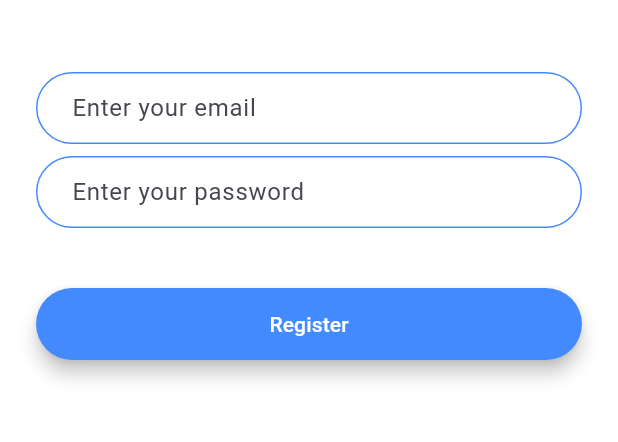
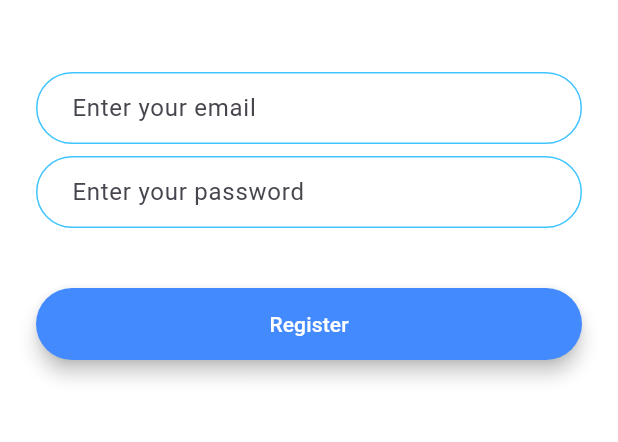
Before and after one commit to ragar3/Flutter-Bootcamp, a Flutter app: the screen it shows after launch, after a tap on "Register", on a phone screen of 412 x 824 dp, the part 576-1018 px from its top. Run offline on Flutter 3.47's test engine with Material 2 defaults, Android fonts, the phone set to English and light mode, and no system bars; our stand-ins replace animated_text_kit, flutter_spinkit, font_awesome_flutter, geolocator, rflutter_alert.

Commit message:
lessons 175-177

```diff
--- a/flash_chat/lib/constants.dart
+++ b/flash_chat/lib/constants.dart
@@ -17,3 +17,19 @@ const kMessageContainerDecoration = BoxDecoration(
     top: BorderSide(color: Colors.lightBlueAccent, width: 2.0),
   ),
 );
+
+const kTextFieldDecoration = InputDecoration(
+  hintText: 'Enter your email',
+  contentPadding: EdgeInsets.symmetric(vertical: 10.0, horizontal: 20.0),
+  border: OutlineInputBorder(
+    borderRadius: BorderRadius.all(Radius.circular(32.0)),
+  ),
+  enabledBorder: OutlineInputBorder(
+    borderSide: BorderSide(color: Colors.lightBlueAccent, width: 1.0),
+    borderRadius: BorderRadius.all(Radius.circular(32.0)),
+  ),
+  focusedBorder: OutlineInputBorder(
+    borderSide: BorderSide(color: Colors.lightBlueAccent, width: 2.0),
+    borderRadius: BorderRadius.all(Radius.circular(32.0)),
+  ),
+);
--- /dev/null
+++ b/flash_chat/lib/rounded_button.dart
@@ -0,0 +1,33 @@
+import 'package:flutter/material.dart';
+
+class RoundedButton extends StatelessWidget {
+  RoundedButton(
+      {required this.label, required this.color, required this.onPressed});
+
+  final String label;
+  final Color color;
+  final void Function() onPressed;
+
+  @override
+  Widget build(BuildContext context) {
+    return Padding(
+      padding: EdgeInsets.symmetric(vertical: 16.0),
+      child: Material(
+        elevation: 5.0,
+        color: this.color,
+        borderRadius: BorderRadius.circular(30.0),
+        child: MaterialButton(
+          onPressed: onPressed,
+          minWidth: 200.0,
+          height: 42.0,
+          child: Text(
+            label,
+            style: TextStyle(
+              color: Colors.white,
+            ),
+          ),
+        ),
+      ),
+    );
+  }
+}
--- a/flash_chat/lib/screens/login_screen.dart
+++ b/flash_chat/lib/screens/login_screen.dart
@@ -1,4 +1,7 @@
+import 'package:flash_chat/rounded_button.dart';
 import 'package:flutter/material.dart';
+
+import '../constants.dart';
 
 class LoginScreen extends StatefulWidget {
   static const String id = '/login';
@@ -32,24 +35,7 @@ class _LoginScreenState extends State<LoginScreen> {
               onChanged: (value) {
                 //Do something with the user input.
               },
-              decoration: InputDecoration(
-                hintText: 'Enter your email',
-                contentPadding:
-                    EdgeInsets.symmetric(vertical: 10.0, horizontal: 20.0),
-                border: OutlineInputBorder(
-                  borderRadius: BorderRadius.all(Radius.circular(32.0)),
-                ),
-                enabledBorder: OutlineInputBorder(
-                  borderSide:
-                      BorderSide(color: Colors.lightBlueAccent, width: 1.0),
-                  borderRadius: BorderRadius.all(Radius.circular(32.0)),
-                ),
-                focusedBorder: OutlineInputBorder(
-                  borderSide:
-                      BorderSide(color: Colors.lightBlueAccent, width: 2.0),
-                  borderRadius: BorderRadius.all(Radius.circular(32.0)),
-                ),
-              ),
+              decoration: kTextFieldDecoration,
             ),
             SizedBox(
               height: 8.0,
@@ -58,45 +44,17 @@ class _LoginScreenState extends State<LoginScreen> {
               onChanged: (value) {
                 //Do something with the user input.
               },
-              decoration: InputDecoration(
-                hintText: 'Enter your password.',
-                contentPadding:
-                    EdgeInsets.symmetric(vertical: 10.0, horizontal: 20.0),
-                border: OutlineInputBorder(
-                  borderRadius: BorderRadius.all(Radius.circular(32.0)),
-                ),
-                enabledBorder: OutlineInputBorder(
-                  borderSide:
-                      BorderSide(color: Colors.lightBlueAccent, width: 1.0),
-                  borderRadius: BorderRadius.all(Radius.circular(32.0)),
-                ),
-                focusedBorder: OutlineInputBorder(
-                  borderSide:
-                      BorderSide(color: Colors.lightBlueAccent, width: 2.0),
-                  borderRadius: BorderRadius.all(Radius.circular(32.0)),
-                ),
+              decoration: kTextFieldDecoration.copyWith(
+                hintText: 'Enter your password',
               ),
             ),
             SizedBox(
               height: 24.0,
             ),
-            Padding(
-              padding: EdgeInsets.symmetric(vertical: 16.0),
-              child: Material(
-                color: Colors.lightBlueAccent,
-                borderRadius: BorderRadius.all(Radius.circular(30.0)),
-                elevation: 5.0,
-                child: MaterialButton(
-                  onPressed: () {
-                    //Implement login functionality.
-                  },
-                  minWidth: 200.0,
-                  height: 42.0,
-                  child: Text(
-                    'Log In',
-                  ),
-                ),
-              ),
+            RoundedButton(
+              label: 'Log In',
+              color: Colors.lightBlueAccent,
+              onPressed: () {},
             ),
           ],
         ),
--- a/flash_chat/lib/screens/registration_screen.dart
+++ b/flash_chat/lib/screens/registration_screen.dart
@@ -1,4 +1,7 @@
+import 'package:flash_chat/rounded_button.dart';
 import 'package:flutter/material.dart';
+
+import '../constants.dart';
 
 class RegistrationScreen extends StatefulWidget {
   static const String id = '/register';
@@ -32,22 +35,7 @@ class _RegistrationScreenState extends State<RegistrationScreen> {
               onChanged: (value) {
                 //Do something with the user input.
               },
-              decoration: InputDecoration(
-                hintText: 'Enter your email',
-                contentPadding:
-                    EdgeInsets.symmetric(vertical: 10.0, horizontal: 20.0),
-                border: OutlineInputBorder(
-                  borderRadius: BorderRadius.all(Radius.circular(32.0)),
-                ),
-                enabledBorder: OutlineInputBorder(
-                  borderSide: BorderSide(color: Colors.blueAccent, width: 1.0),
-                  borderRadius: BorderRadius.all(Radius.circular(32.0)),
-                ),
-                focusedBorder: OutlineInputBorder(
-                  borderSide: BorderSide(color: Colors.blueAccent, width: 2.0),
-                  borderRadius: BorderRadius.all(Radius.circular(32.0)),
-                ),
-              ),
+              decoration: kTextFieldDecoration,
             ),
             SizedBox(
               height: 8.0,
@@ -56,44 +44,17 @@ class _RegistrationScreenState extends State<RegistrationScreen> {
               onChanged: (value) {
                 //Do something with the user input.
               },
-              decoration: InputDecoration(
+              decoration: kTextFieldDecoration.copyWith(
                 hintText: 'Enter your password',
-                contentPadding:
-                    EdgeInsets.symmetric(vertical: 10.0, horizontal: 20.0),
-                border: OutlineInputBorder(
-                  borderRadius: BorderRadius.all(Radius.circular(32.0)),
-                ),
-                enabledBorder: OutlineInputBorder(
-                  borderSide: BorderSide(color: Colors.blueAccent, width: 1.0),
-                  borderRadius: BorderRadius.all(Radius.circular(32.0)),
-                ),
-                focusedBorder: OutlineInputBorder(
-                  borderSide: BorderSide(color: Colors.blueAccent, width: 2.0),
-                  borderRadius: BorderRadius.all(Radius.circular(32.0)),
-                ),
               ),
             ),
             SizedBox(
               height: 24.0,
             ),
-            Padding(
-              padding: EdgeInsets.symmetric(vertical: 16.0),
-              child: Material(
-                color: Colors.blueAccent,
-                borderRadius: BorderRadius.all(Radius.circular(30.0)),
-                elevation: 5.0,
-                child: MaterialButton(
-                  onPressed: () {
-                    //Implement registration functionality.
-                  },
-                  minWidth: 200.0,
-                  height: 42.0,
-                  child: Text(
-                    'Register',
-                    style: TextStyle(color: Colors.white),
-                  ),
-                ),
-              ),
+            RoundedButton(
+              label: 'Register',
+              color: Colors.blueAccent,
+              onPressed: () {},
             ),
           ],
         ),
--- a/flash_chat/lib/screens/welcome_screen.dart
+++ b/flash_chat/lib/screens/welcome_screen.dart
@@ -1,3 +1,5 @@
+import 'package:animated_text_kit/animated_text_kit.dart';
+import 'package:flash_chat/rounded_button.dart';
 import 'package:flash_chat/screens/login_screen.dart';
 import 'package:flash_chat/screens/registration_screen.dart';
 import 'package:flutter/material.dart';
@@ -48,9 +50,9 @@ class _WelcomeScreenState extends State<WelcomeScreen>
         child: Column(
           mainAxisAlignment: MainAxisAlignment.center,
           crossAxisAlignment: CrossAxisAlignment.stretch,
-          children: <Widget>[
+          children: [
             Row(
-              children: <Widget>[
+              children: [
                 Container(
                   child: Hero(
                     tag: 'flash',
@@ -58,53 +60,37 @@ class _WelcomeScreenState extends State<WelcomeScreen>
                   ),
                   height: 60.0,
                 ),
-                Text(
+                AnimatedTextKit(
+                  animatedTexts: [
+                    TypewriterAnimatedText(
                       'Flash Chat',
-                  style: TextStyle(
+                      textStyle: TextStyle(
                         fontSize: 45.0,
                         fontWeight: FontWeight.w900,
                       ),
+                      speed: Duration(milliseconds: 100),
                     ),
+                  ],
+                  repeatForever: true,
+                )
               ],
             ),
             SizedBox(
               height: 48.0,
             ),
-            Padding(
-              padding: EdgeInsets.symmetric(vertical: 16.0),
-              child: Material(
-                elevation: 5.0,
+            RoundedButton(
+              label: 'Log In',
               color: Colors.lightBlueAccent,
-                borderRadius: BorderRadius.circular(30.0),
-                child: MaterialButton(
               onPressed: () {
                 Navigator.pushNamed(context, LoginScreen.id);
               },
-                  minWidth: 200.0,
-                  height: 42.0,
-                  child: Text(
-                    'Log In',
             ),
-                ),
-              ),
-            ),
-            Padding(
-              padding: EdgeInsets.symmetric(vertical: 16.0),
-              child: Material(
+            RoundedButton(
+              label: 'Register',
               color: Colors.blueAccent,
-                borderRadius: BorderRadius.circular(30.0),
-                elevation: 5.0,
-                child: MaterialButton(
               onPressed: () {
                 Navigator.pushNamed(context, RegistrationScreen.id);
               },
-                  minWidth: 200.0,
-                  height: 42.0,
-                  child: Text(
-                    'Register',
-                  ),
-                ),
-              ),
             ),
           ],
         ),
--- a/flash_chat/pubspec.yaml
+++ b/flash_chat/pubspec.yaml
@@ -11,6 +11,8 @@ dependencies:
     sdk: flutter
 
   cupertino_icons: ^1.0.5
+  animated_text_kit: ^4.2.2
+
 
 dev_dependencies:
   flutter_test:
```
Lines whose indentation alone changed are shown as unchanged.
